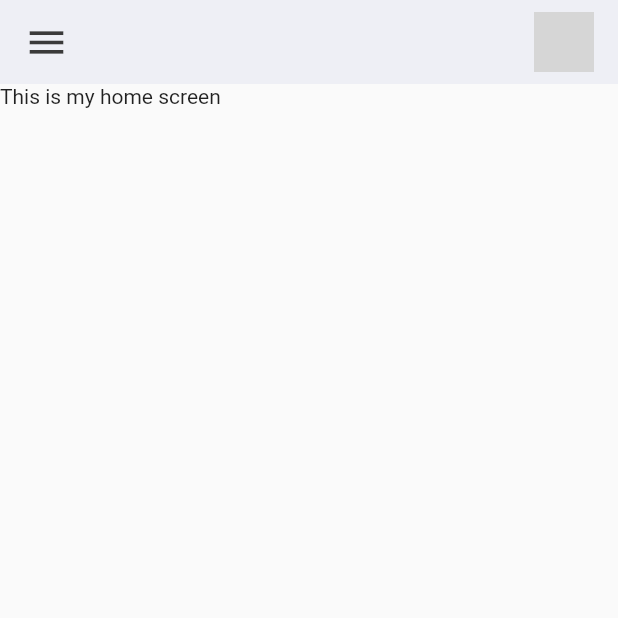
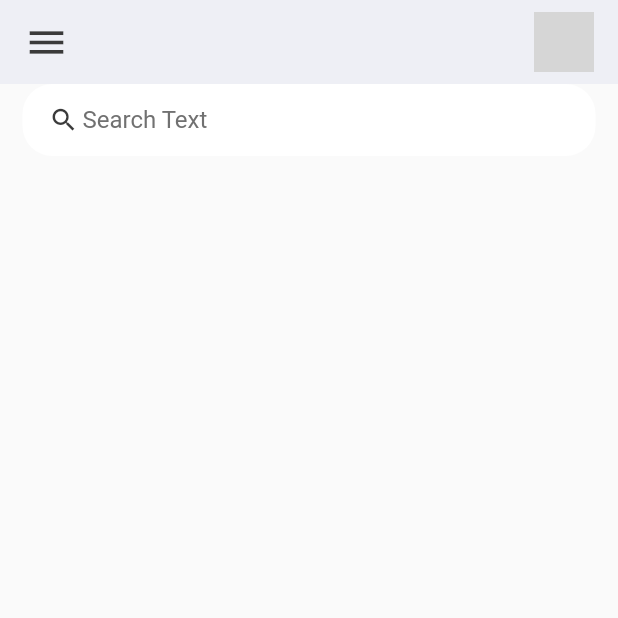
Before and after one commit to hasibHabibzadah/myroutine, a Flutter app: the screen it shows after launch, on a phone screen of 412 x 824 dp, the top half of it. Run offline on Flutter 3.47's test engine with Material 2 defaults, Android fonts, the phone set to English and light mode, and no system bars; grey boxes are pictures that could not be loaded.

Commit message:
Creating search Box

```diff
--- a/lib/screens/home.dart
+++ b/lib/screens/home.dart
@@ -10,12 +10,41 @@ class Home extends StatelessWidget {
   Widget build(BuildContext context){
     return  Scaffold(
       appBar: buildAppBar(),
+      body: Container(
+        padding: EdgeInsets.symmetric(horizontal: 15),
+        child: Column(
+          children: [
+           searchBox(),
 
-      body: Container(
-        child: Text("This is my home screen"),
+          ],
+        ),
       ),
     );
   }
+
+  Widget searchBox(){
+    return Container(
+      padding: EdgeInsets.symmetric(horizontal: 15),
+      decoration : BoxDecoration(
+        color : Colors.white,
+        borderRadius: BorderRadius.circular(20),
+      ),
+      child: TextField(
+        decoration: InputDecoration(
+          contentPadding: EdgeInsets.all(0),
+          prefixIcon: Icon(Icons.search, color: tdBlack,size: 20,),
+          prefixIconConstraints: BoxConstraints(maxHeight: 20, minWidth: 25),
+          border: InputBorder.none,
+          hintText: 'Search Text',
+          hintStyle: TextStyle(color: tdGray),
+
+
+        ),
+      ),
+    );
+  }
+
+
 
   AppBar buildAppBar() {
     return AppBar(
```
